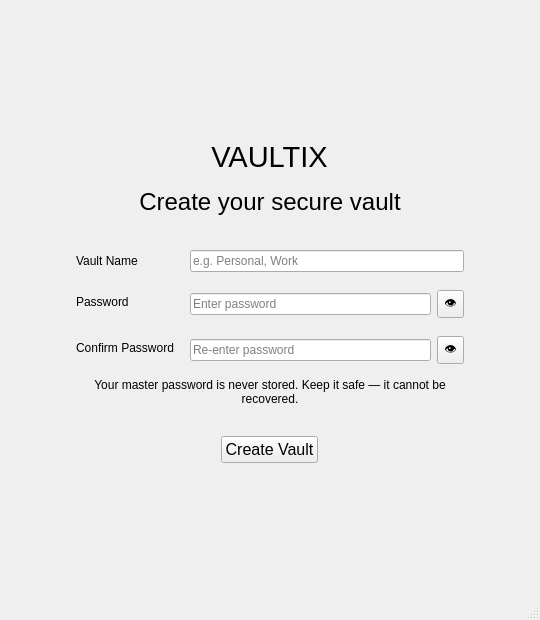
Old version of the form ui/create_vault.ui in the repository Haakim19/vaultix.
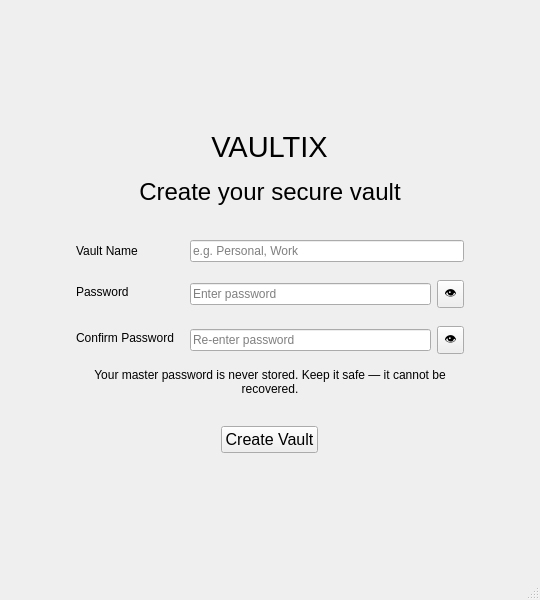
New version of the form.

```diff
--- a/ui/create_vault.ui
+++ b/ui/create_vault.ui
@@ -7,7 +7,7 @@
     <x>0</x>
     <y>0</y>
     <width>540</width>
-    <height>620</height>
+    <height>600</height>
    </rect>
   </property>
   <property name="windowTitle">
```
